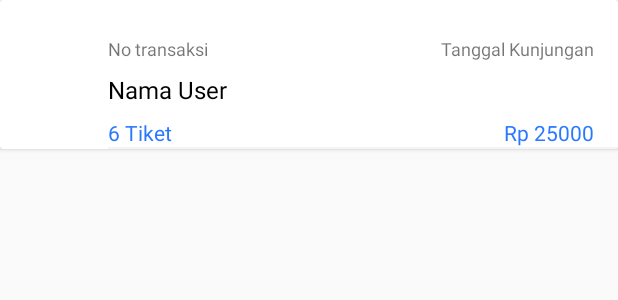
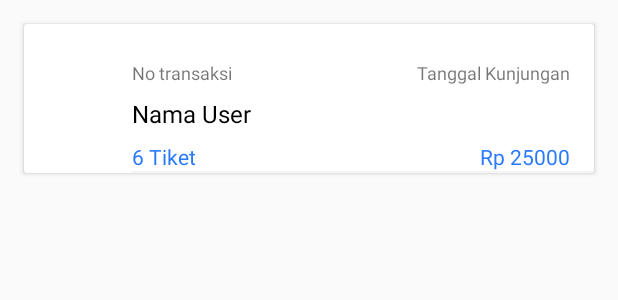
Before and after one commit to irvanalfaridzi/WisataInApp, an Android app: the layout item_konfirmasi_tiket.xml on its own in the app's theme, with its tools: preview values and no code run, on a phone screen of 412 x 824 dp. Shown: the top 300 px of the screen. Run offline under Robolectric (Android 15) with nearby library versions, the phone set to English and light mode, and no system bars.

Commit message:
revisi konfirmasi tiket item dan detail konfirmasi tiket ref tiket

```diff
--- a/app/src/main/res/layout/activity_detail_konfirmasi.xml
+++ b/app/src/main/res/layout/activity_detail_konfirmasi.xml
@@ -72,7 +72,7 @@
                 android:layout_marginTop="16dp"
                 android:layout_marginEnd="16dp"
                 android:lineHeight="17sp"
-                android:text="NO. Transaksi"
+                android:text="Ref. Transaksi"
                 android:textColor="@color/colortextbiasa"
                 android:textSize="14sp"
                 app:layout_constraintEnd_toStartOf="@id/dktRefTransaksi"
--- a/app/src/main/res/layout/activity_konfirmasi_tiket.xml
+++ b/app/src/main/res/layout/activity_konfirmasi_tiket.xml
@@ -10,10 +10,10 @@
         android:id="@+id/ktRecyclerView"
         android:layout_width="match_parent"
         android:layout_height="0dp"
-        android:layout_marginTop="16dp"
-        android:layout_marginBottom="16dp"
+        app:layout_constraintStart_toStartOf="parent"
         app:layout_constraintBottom_toBottomOf="parent"
-        app:layout_constraintTop_toTopOf="parent" />
+        app:layout_constraintTop_toTopOf="parent"
+        app:layout_constraintEnd_toEndOf="parent"/>
 
     <ProgressBar
         android:id="@+id/ktProgressBar"
--- a/app/src/main/res/layout/item_konfirmasi_tiket.xml
+++ b/app/src/main/res/layout/item_konfirmasi_tiket.xml
@@ -8,13 +8,19 @@
     <android.support.v7.widget.CardView
         android:layout_width="match_parent"
         android:layout_height="wrap_content"
+        android:layout_marginStart="16dp"
+        android:layout_marginTop="16dp"
+        android:layout_marginEnd="16dp"
+        android:background="?attr/selectableItemBackgroundBorderless"
+        android:clickable="true"
         app:layout_constraintEnd_toEndOf="parent"
         app:layout_constraintStart_toStartOf="parent"
         app:layout_constraintTop_toTopOf="parent">
 
         <android.support.constraint.ConstraintLayout
             android:layout_width="match_parent"
-            android:layout_height="wrap_content">
+            android:layout_height="wrap_content"
+            android:background="?attr/selectableItemBackgroundBorderless">
 
             <ImageView
                 android:id="@+id/iktiGambarBukti"
@@ -101,6 +107,7 @@
                 app:layout_constraintStart_toStartOf="@id/ikttJumlahTiket"
                 app:layout_constraintEnd_toEndOf="parent"
                 app:layout_constraintTop_toBottomOf="@id/ikttJumlahTiket"
+                app:layout_constraintBottom_toBottomOf="parent"
                 />
 
         </android.support.constraint.ConstraintLayout>
```
